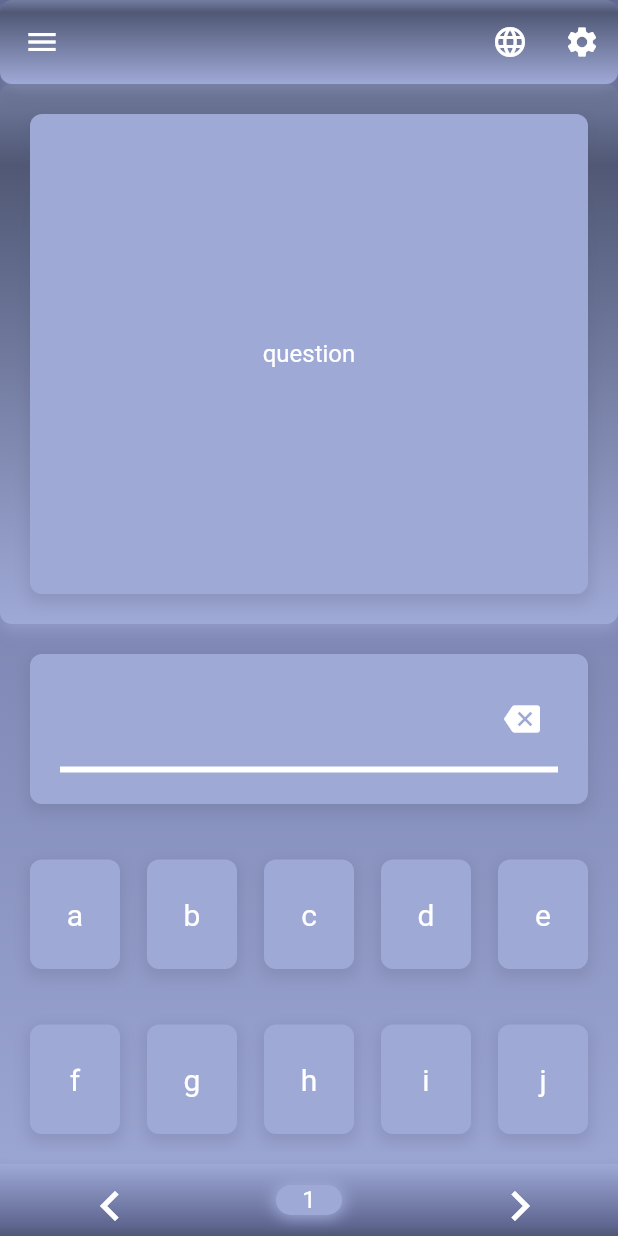
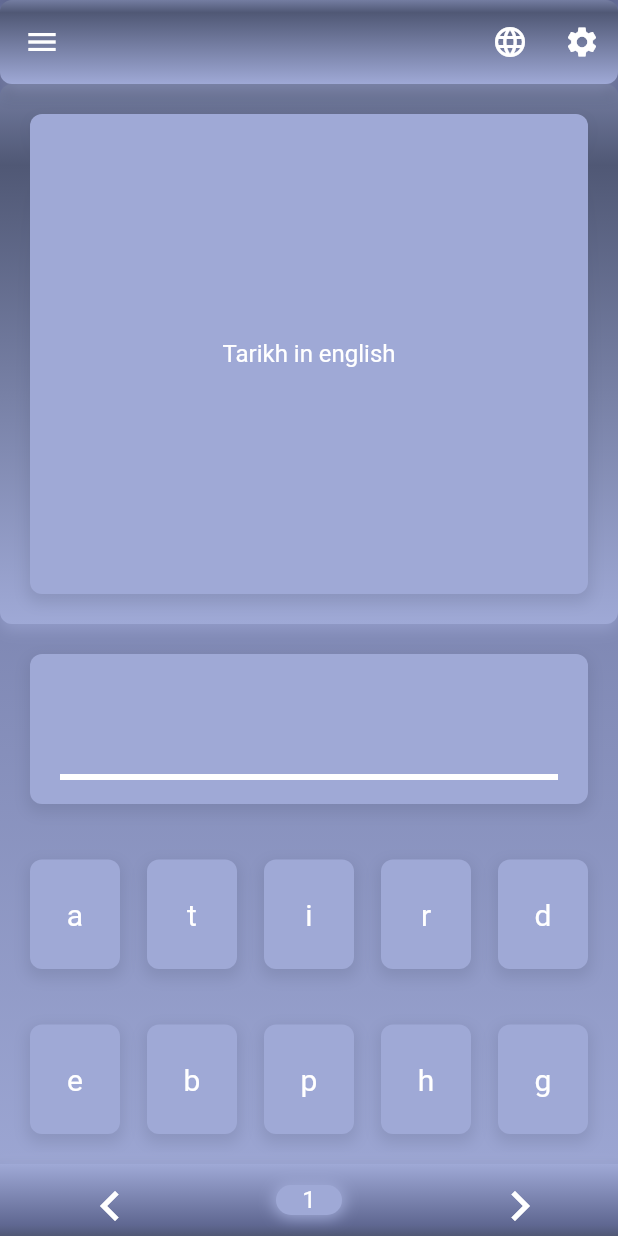
Before and after one commit to Hazrullah/quiz_app, a Flutter app: the screen it shows after launch, on a phone screen of 412 x 824 dp. Run offline on Flutter 3.47's test engine with Material 2 defaults, Android fonts, the phone set to English and light mode, and no system bars; drawn by our look-alikes of auto_size_text.

Commit message:
apply model

```diff
--- a/lib/component/quizBody.dart
+++ b/lib/component/quizBody.dart
@@ -1,12 +1,15 @@
 import 'package:flutter/material.dart';
+import 'package:quiz_app/fillInBlankModel.dart';
 import 'package:quiz_app/themeManager.dart';
 
 class QuizBody extends StatelessWidget {
   final Widget answerStyle;
+  final FillInBlankModel? fillInBlankModel;
 
   const QuizBody({
     super.key,
     required this.answerStyle,
+    this.fillInBlankModel,
   });
 
   @override
@@ -57,7 +60,7 @@ class QuizBody extends StatelessWidget {
               ),
               child: Center(
                 child: Text(
-                  "question",
+                  fillInBlankModel!.question,
                   style: Theme.of(context).textTheme.bodySmall,
                 ),
               ),
--- a/lib/fillInBlank.dart
+++ b/lib/fillInBlank.dart
@@ -4,6 +4,7 @@ import 'package:provider/provider.dart';
 import 'package:quiz_app/component/quizAppBar.dart';
 import 'package:quiz_app/component/quizBody.dart';
 import 'package:quiz_app/component/quizBottomBar.dart';
+import 'package:quiz_app/fillInBlankModel.dart';
 import 'package:quiz_app/provider/fill_in_the_blank_provider.dart';
 import 'package:quiz_app/themeManager.dart';
 
@@ -12,6 +13,8 @@ class FillInBlank extends StatelessWidget {
 
   @override
   Widget build(BuildContext context) {
+    var data = FillInBlankModel(question: "Tarikh in english", trueAnswer: "date", alphabetList: ["a", "t", "i", "r", "d", "e", "b", "p", "h", "g"]);
+
     return Container(
       decoration: BoxDecoration(
         gradient: LinearGradient(
@@ -26,7 +29,7 @@ class FillInBlank extends StatelessWidget {
         backgroundColor: Colors.transparent,
         drawer: Drawer(),
         appBar: QuizAppBar(),
-        body: QuizBody(answerStyle: FillInBlankAnswer()),
+        body: QuizBody(answerStyle: FillInBlankAnswer(fillInBlankModel: data), fillInBlankModel: data,),
         bottomNavigationBar: QuizBottomBar(),
       ),
     );
@@ -34,15 +37,23 @@ class FillInBlank extends StatelessWidget {
 }
 
 class FillInBlankAnswer extends StatefulWidget {
-  const FillInBlankAnswer({super.key});
+  const FillInBlankAnswer({required this.fillInBlankModel, super.key});
+
+  final FillInBlankModel fillInBlankModel;
 
   @override
   State<FillInBlankAnswer> createState() => _FillInBlankAnswerState();
 }
 
 class _FillInBlankAnswerState extends State<FillInBlankAnswer> {
-  List<String> alphabetList = ["a", "b", "c", "d", "e", "f", "g", "h", "i", "j"];
+  // List<String> alphabetList = ["a", "b", "c", "d", "e", "f", "g", "h", "i", "j"];
+  late FillInBlankModel _fillInBlankModel;
 
+  @override
+  void initState() {
+    _fillInBlankModel = widget.fillInBlankModel;
+    super.initState();
+  }
 
   @override
   Widget build(BuildContext context) {
@@ -69,7 +80,7 @@ class _FillInBlankAnswerState extends State<FillInBlankAnswer> {
             ],
           ),
           child: Padding(
-            padding: const EdgeInsets.symmetric(horizontal: 20, vertical: 15),
+            padding: const EdgeInsets.symmetric(horizontal: 20, vertical: 10),
             child: Column(
               mainAxisAlignment: MainAxisAlignment.spaceBetween,
               children: [
@@ -79,10 +90,13 @@ class _FillInBlankAnswerState extends State<FillInBlankAnswer> {
                   child: Row(
                     mainAxisAlignment: MainAxisAlignment.spaceBetween,
                     children: [
-                      AutoSizeText(
-                        data,
-                        minFontSize: 25,
+                      Flexible(
+                        child: AutoSizeText(
+                          data,
+                          minFontSize: 25,
+                        ),
                       ),
+                      if(data.isNotEmpty)
                       IconButton(
                         onPressed: () {
                           setState(() {
@@ -105,13 +119,13 @@ class _FillInBlankAnswerState extends State<FillInBlankAnswer> {
         Row(
           mainAxisAlignment: MainAxisAlignment.spaceBetween,
           children: [
-            for (var i = 0; i < 5; i++) AlphabetCard(alphabet: alphabetList[i]),
+            for (var i = 0; i < 5; i++) AlphabetCard(alphabet: _fillInBlankModel.alphabetList[i]),
           ],
         ),
         Row(
           mainAxisAlignment: MainAxisAlignment.spaceBetween,
           children: [
-            for (var i = 5; i < 10; i++) AlphabetCard(alphabet: alphabetList[i]),
+            for (var i = 5; i < 10; i++) AlphabetCard(alphabet: _fillInBlankModel.alphabetList[i]),
           ],
         ),
       ],
--- a/lib/main.dart
+++ b/lib/main.dart
@@ -4,6 +4,11 @@ import 'package:quiz_app/provider/fill_in_the_blank_provider.dart';
 import 'package:quiz_app/themeManager.dart';
 import 'package:quiz_app/trueFalse.dart';
 import 'fillInBlank.dart';
+import 'learningSection.dart';
+import 'matching1.dart';
+import 'matching2.dart';
+import 'multipleChoice1.dart';
+import 'multipleChoice2.dart';
 
 void main() {
   runApp(const MainApp());
```
